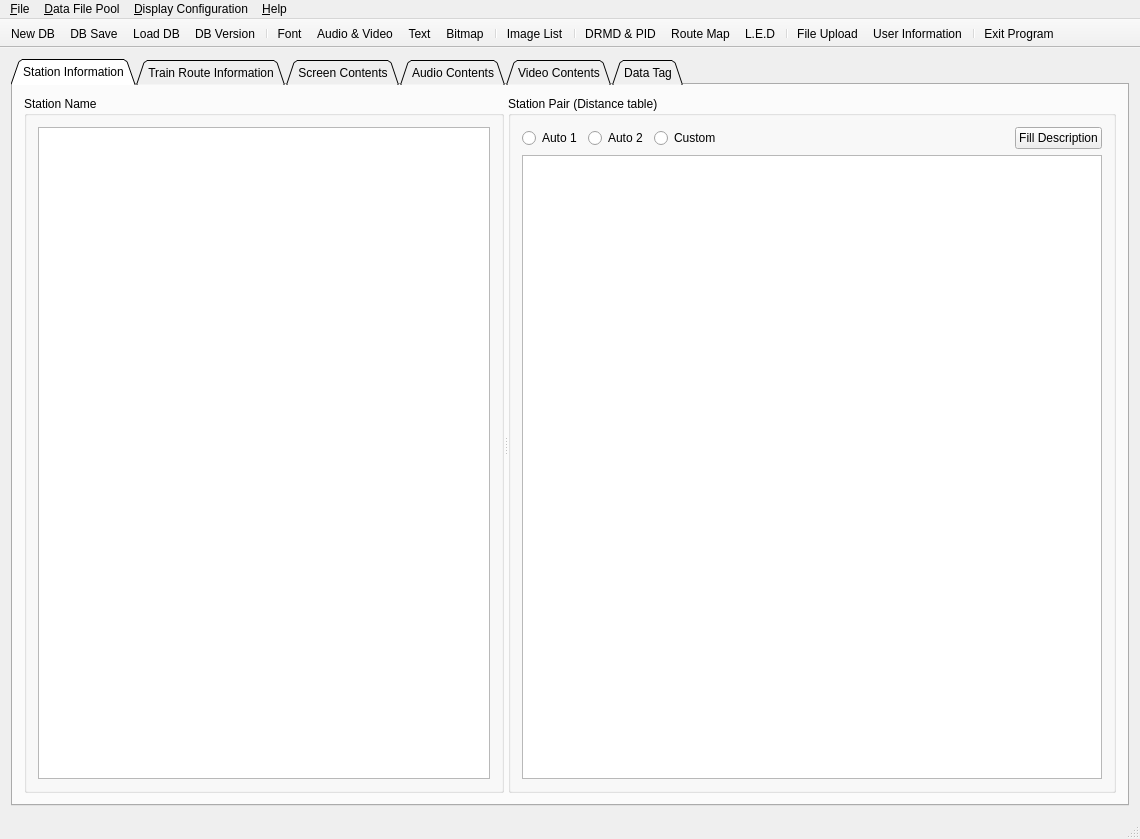
gyongchae/MediaEditor, file kvmrt2_media_editor/kvmrt2_media_editor.ui: the form before one commit.
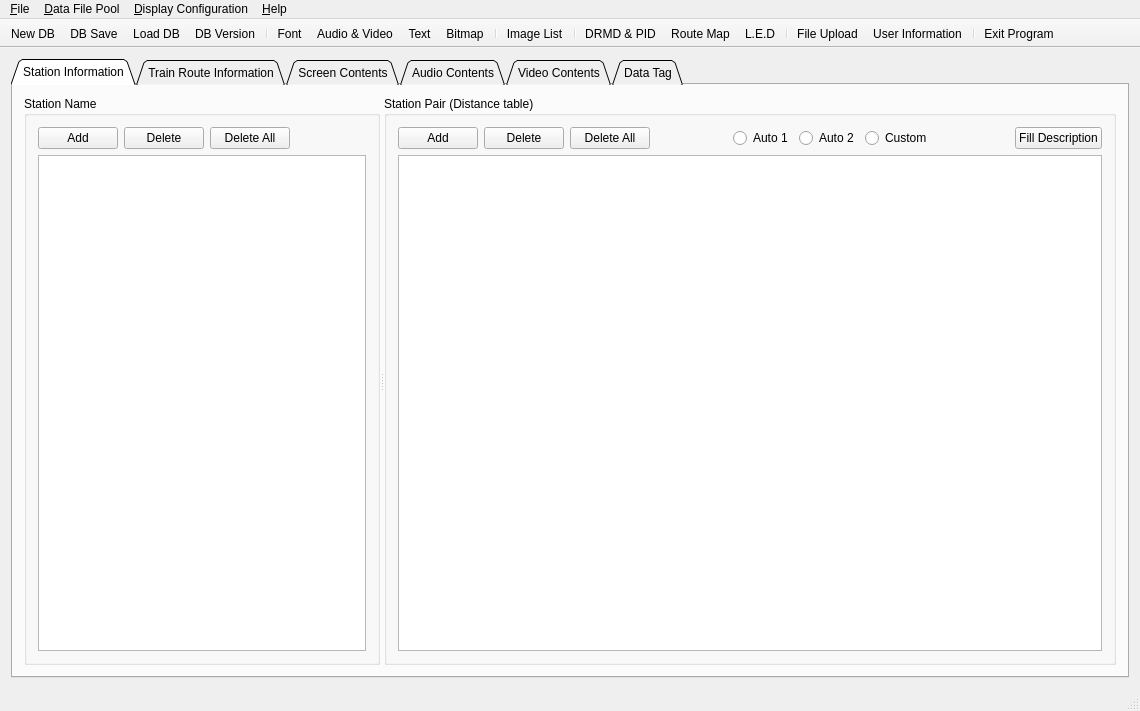
The form after the commit. Icons and pictures are not drawn.

Patch:
```diff
--- a/kvmrt2_media_editor/kvmrt2_media_editor.ui
+++ b/kvmrt2_media_editor/kvmrt2_media_editor.ui
@@ -7,7 +7,7 @@
     <x>0</x>
     <y>0</y>
     <width>1140</width>
-    <height>839</height>
+    <height>711</height>
    </rect>
   </property>
   <property name="windowTitle">
@@ -56,8 +56,65 @@
            <property name="title">
             <string>Station Name</string>
            </property>
-           <layout class="QGridLayout" name="gridLayout">
-            <item row="0" column="1">
+           <layout class="QVBoxLayout" name="verticalLayout_3" stretch="0,1">
+            <item>
+             <layout class="QHBoxLayout" name="horizontalLayout_5">
+              <item>
+               <layout class="QHBoxLayout" name="horizontalLayout_4">
+                <item>
+                 <widget class="QPushButton" name="btnAddStation">
+                  <property name="font">
+                   <font>
+                    <family>Arial</family>
+                   </font>
+                  </property>
+                  <property name="text">
+                   <string>Add</string>
+                  </property>
+                 </widget>
+                </item>
+                <item>
+                 <widget class="QPushButton" name="btnDelStation">
+                  <property name="font">
+                   <font>
+                    <family>Arial</family>
+                   </font>
+                  </property>
+                  <property name="text">
+                   <string>Delete</string>
+                  </property>
+                 </widget>
+                </item>
+                <item>
+                 <widget class="QPushButton" name="btnDelAllStation">
+                  <property name="font">
+                   <font>
+                    <family>Arial</family>
+                   </font>
+                  </property>
+                  <property name="text">
+                   <string>Delete All</string>
+                  </property>
+                 </widget>
+                </item>
+               </layout>
+              </item>
+              <item>
+               <spacer name="horizontalSpacer_3">
+                <property name="orientation">
+                 <enum>Qt::Horizontal</enum>
+                </property>
+                <property name="sizeHint" stdset="0">
+                 <size>
+                  <width>40</width>
+                  <height>20</height>
+                 </size>
+                </property>
+               </spacer>
+              </item>
+             </layout>
+            </item>
+            <item>
              <widget class="QTableView" name="m_tblStationInformation"/>
             </item>
            </layout>
@@ -69,6 +126,44 @@
            <layout class="QVBoxLayout" name="verticalLayout" stretch="0,1">
             <item>
              <layout class="QHBoxLayout" name="horizontalLayout">
+              <item>
+               <layout class="QHBoxLayout" name="horizontalLayout_6">
+                <item>
+                 <widget class="QPushButton" name="btnAddPair">
+                  <property name="text">
+                   <string>Add</string>
+                  </property>
+                 </widget>
+                </item>
+                <item>
+                 <widget class="QPushButton" name="btnDelPair">
+                  <property name="text">
+                   <string>Delete</string>
+                  </property>
+                 </widget>
+                </item>
+                <item>
+                 <widget class="QPushButton" name="btnDelAllPair">
+                  <property name="text">
+                   <string>Delete All</string>
+                  </property>
+                 </widget>
+                </item>
+               </layout>
+              </item>
+              <item>
+               <spacer name="horizontalSpacer_4">
+                <property name="orientation">
+                 <enum>Qt::Horizontal</enum>
+                </property>
+                <property name="sizeHint" stdset="0">
+                 <size>
+                  <width>40</width>
+                  <height>20</height>
+                 </size>
+                </property>
+               </spacer>
+              </item>
               <item>
                <widget class="QRadioButton" name="rbInOrder">
                 <property name="text">
```
Left out of the diff: 420 changed lines with no effect on the pictures.
